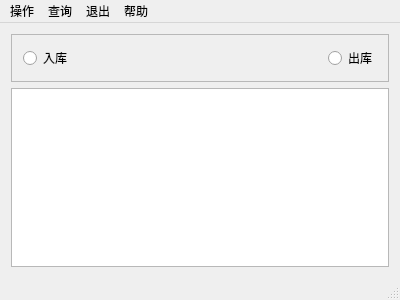
Qt form upperMonitor/RfidWindow/View/rfidmainwindow.ui (fsyv/Rfid) before a commit.
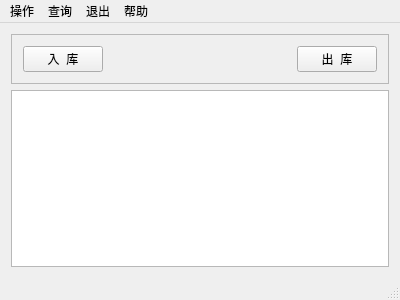
The same form after that commit.

Patch:
```diff
--- a/upperMonitor/RfidWindow/View/rfidmainwindow.ui
+++ b/upperMonitor/RfidWindow/View/rfidmainwindow.ui
@@ -27,9 +27,12 @@
        <item row="0" column="0">
         <layout class="QHBoxLayout" name="horizontalLayout">
          <item>
-          <widget class="QRadioButton" name="enterRadioButton">
+          <widget class="QPushButton" name="enterPushButton">
            <property name="text">
-            <string>入库</string>
+            <string>入  库</string>
+           </property>
+           <property name="checkable">
+            <bool>true</bool>
            </property>
           </widget>
          </item>
@@ -40,16 +43,19 @@
            </property>
            <property name="sizeHint" stdset="0">
             <size>
-             <width>128</width>
+             <width>154</width>
              <height>20</height>
             </size>
            </property>
           </spacer>
          </item>
          <item>
-          <widget class="QRadioButton" name="outRadioButton">
+          <widget class="QPushButton" name="outPushButton">
            <property name="text">
-            <string>出库</string>
+            <string>出  库</string>
+           </property>
+           <property name="checkable">
+            <bool>true</bool>
            </property>
           </widget>
          </item>
@@ -59,7 +65,11 @@
      </widget>
     </item>
     <item row="1" column="0">
-     <widget class="QTextEdit" name="textEdit"/>
+     <widget class="QTextEdit" name="textEdit">
+      <property name="readOnly">
+       <bool>true</bool>
+      </property>
+     </widget>
     </item>
    </layout>
   </widget>
```
Left out of the diff: 2 changed lines with no effect on the pictures.
